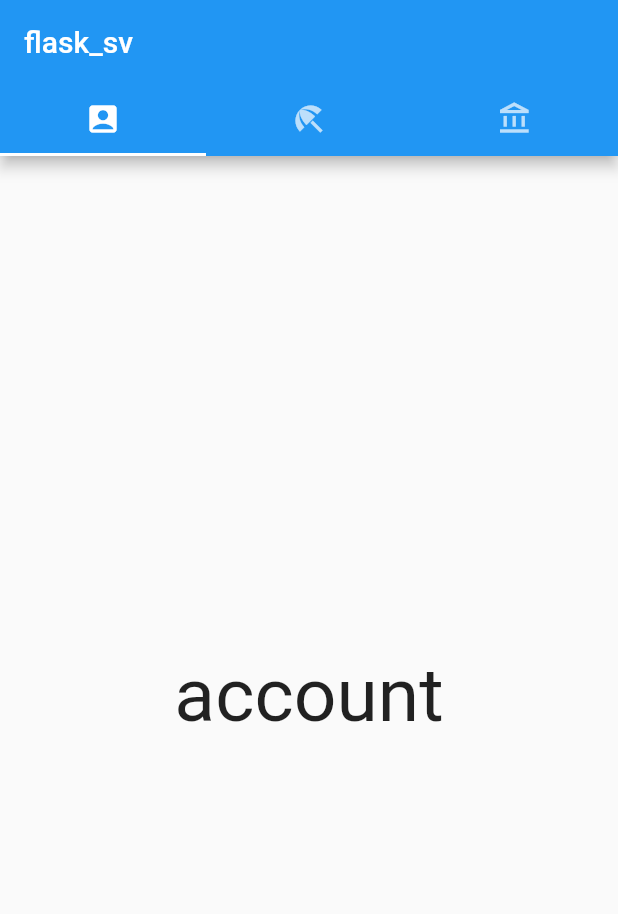
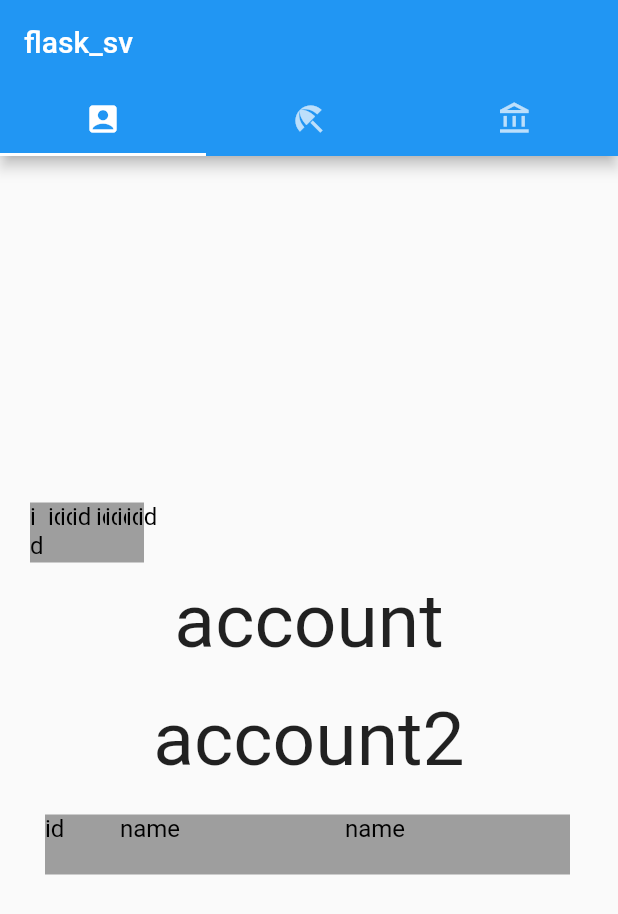
Before and after one commit to kaorunix/flask_sv, a Flutter app: the screen it shows after launch, on a phone screen of 412 x 824 dp. Shown: the top 914 px of the screen. Run offline on Flutter 3.47's test engine with Material 2 defaults, Android fonts, the phone set to English and light mode, and no system bars.

Commit message:
modified:   android/build.gradle Module was compiled with an incompatible version of Kotlin. The binary version of its metadata is 1.5.1, expected version is 1.1.15 対応 https://zenn.dev/sakusin/articles/3aadbe7f881f35
	new file:   lib/account_list.dart
	new file:   lib/listWidget.dart
	modified:   lib/main.dart
アプリケーション実行可能状態
	modified:   pubspec.lock

```diff
--- /dev/null
+++ b/flutter/lib/account_list.dart
@@ -0,0 +1,13 @@
+import 'package:flutter/material.dart';
+
+const account_title = [
+  'アカウント名',
+  '開始日時',
+  '終了日時',
+  'ログインユーザー',
+  '作成者',
+  '作成日時',
+  '更新者',
+  '更新日時',
+  '状態'
+];
--- /dev/null
+++ b/flutter/lib/listWidget.dart
@@ -0,0 +1,14 @@
+import 'package:flutter/material.dart';
+
+Row createTitleRow(List<String> titles) {
+  //list = <Widget>[];
+
+  return Row(
+    children: titles.map((String s) =>
+      Container(
+        color: Colors.grey, width: s.length * 2.0, height: 40.0,
+        child: Text("id", style: TextStyle(fontSize:16.0, color: const Color(0xff000000), fontWeight: FontWeight.w400, fontFamily: "Roboto"))
+      )
+    ).toList()
+  );
+}
--- a/flutter/lib/main.dart
+++ b/flutter/lib/main.dart
@@ -1,4 +1,6 @@
 import 'package:flutter/material.dart';
+import 'account_list.dart';
+import 'listWidget.dart';
 
 void main() {
   runApp(const MyApp());
@@ -22,8 +24,52 @@ class MyHomePage extends StatefulWidget {
   State<MyHomePage> createState() => _MyHomePageState();
 }
 
+late Row account1 = Row(
+    children: <Widget> [
+      Container(
+        color: Colors.grey, width: 50.0, height: 40.0,
+        child: Text("id", style: TextStyle(fontSize:16.0, color: const Color(0xff000000), fontWeight: FontWeight.w400, fontFamily: "Roboto"))
+      ),
+      Container(
+          color: Colors.grey, width: 150.0, height: 40.0,
+        child: Text("name", style: TextStyle(fontSize:16.0, color: const Color(0xff000000), fontWeight: FontWeight.w400, fontFamily: "Roboto"))
+      ),
+      Container(
+          color: Colors.grey, width: 150.0, height: 40.0,
+          child: Text("name", style: TextStyle(fontSize:16.0, color: const Color(0xff000000), fontWeight: FontWeight.w400, fontFamily: "Roboto"))
+      )
+    ]
+);
+
 class _MyHomePageState extends State<MyHomePage> with TickerProviderStateMixin {
   late TabController _tabController;
+
+
+
+  final ListView account_area =
+    ListView(
+      shrinkWrap: true,
+      padding: const EdgeInsets.all(20.0),
+          children: <Widget>[
+            createTitleRow(account_title),
+            new Container(
+              child: Text('account', style: TextStyle(fontSize: 50)),
+              padding: const EdgeInsets.all(10.0),
+              alignment: Alignment.bottomCenter,
+            ),
+            new Container(
+              child: Text('account2', style: TextStyle(fontSize: 50)),
+              padding: const EdgeInsets.all(10.0),
+              alignment: Alignment.bottomCenter,
+            ),
+            new Container(
+              //alignment: Aligment.bottomCenter,
+              child: account1,
+              padding: const EdgeInsets.all(10.0),
+            )
+          ],
+    );
+//  Text account_area = Text('account', style: TextStyle(fontSize: 50));
 
 
   @override
@@ -48,8 +94,8 @@ class _MyHomePageState extends State<MyHomePage> with TickerProviderStateMixin {
       ),
       body: TabBarView(
         controller: _tabController,
-        children: const <Widget>[
-          Center(child: Text('account', style: TextStyle(fontSize: 50))),
+        children: <Widget>[
+          Center(child: account_area),
           Center(child: Text('group', style: TextStyle(fontSize: 50))),
           Center(child: Text('晴れ', style: TextStyle(fontSize: 50))),
         ],
```
Also changed, not shown: flutter/pubspec.lock, 1 other file.
